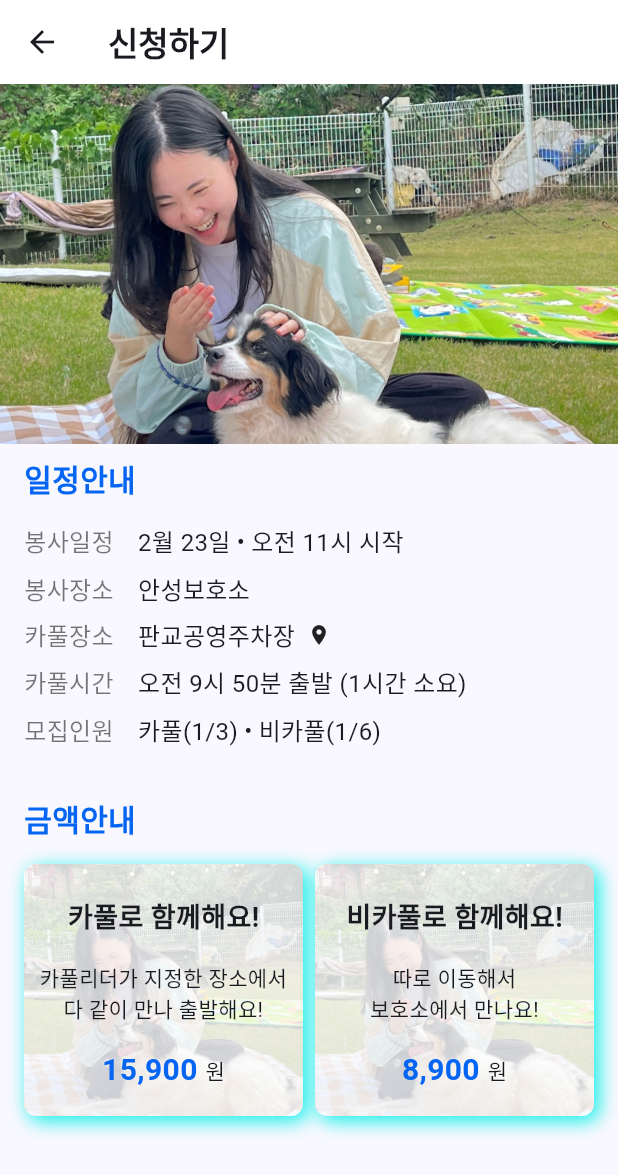
After one commit to land-bony/twothreehours_new_project, a Flutter app: the ReservPageDetail screen opened directly, on a phone screen of 412 x 824 dp. The commit adds this screen. Shown: the top 1175 px of the screen. Run offline on Flutter 3.47's test engine with Material 3 defaults, Android fonts, the phone set to English and light mode, and no system bars; our stand-ins replace google_nav_bar; Roboto replaces fonts that are missing (Pretendard).

Commit message:
twothreehours_ver0.2
수정중

```diff
--- a/lib/home_dir/home_main_page.dart
+++ b/lib/home_dir/home_main_page.dart
@@ -1,4 +1,5 @@
 import 'package:flutter/material.dart';
+import 'package:twothreehours_dev/reserv_dir/reserv_detail_page.dart';
 import 'package:url_launcher/url_launcher.dart';
 
 class HomePage extends StatefulWidget {
@@ -50,6 +51,7 @@ class _HomePageState extends State<HomePage>
               child: Image.asset('assets/images/2-3hours_logo.png'),
             ),
             pinned: true,
+            stretch: true,
             expandedHeight: 328,
             actions: [
               IconButton(
@@ -104,7 +106,7 @@ class _HomePageState extends State<HomePage>
               child: AnimatedContainer(
                 height: _noticeIndex ? 130 : 48,
                 decoration: BoxDecoration(
-                    color: Colors.black26,
+                    color: Colors.black12,
                     borderRadius: BorderRadius.circular(8)),
                 duration: const Duration(milliseconds: 300),
                 curve: Curves.fastOutSlowIn,
@@ -166,7 +168,8 @@ class _HomePageState extends State<HomePage>
                           controller: _exhibitionsPageController,
                           itemCount: 10,
                           itemBuilder: (_, index) => Padding(
-                            padding: const EdgeInsets.only(left: 8.0, right: 8.0),
+                            padding:
+                                const EdgeInsets.only(left: 8.0, right: 8.0),
                             child: ClipRRect(
                               borderRadius: BorderRadius.circular(8),
                               child: Stack(
@@ -207,7 +210,7 @@ class _HomePageState extends State<HomePage>
               crossAxisAlignment: CrossAxisAlignment.start,
               children: [
                 const Padding(
-                  padding: EdgeInsets.only(top: 16.0, left: 16),
+                  padding: EdgeInsets.only(top: 32.0, left: 16),
                   child: Text(
                     '두세시간 카테고리',
                     style: TextStyle(fontSize: 18, fontWeight: FontWeight.bold),
@@ -387,13 +390,23 @@ class _HomePageState extends State<HomePage>
                   padding: const EdgeInsets.only(top: 16),
                   child: Padding(
                     padding: const EdgeInsets.symmetric(horizontal: 16.0),
-                    child: SizedBox(
                     child: ListView.builder(
                       padding: EdgeInsets.zero,
                       shrinkWrap: true,
                       primary: false,
                       itemBuilder: (context, index) {
-                          return Padding(
+                        return GestureDetector(
+                          onTap: () {
+                            Navigator.push(
+                              context,
+                              MaterialPageRoute(
+                                builder: (context) {
+                                  return ReservPageDetail();
+                                },
+                              ),
+                            );
+                          },
+                          child: Padding(
                             padding: const EdgeInsets.only(bottom: 8.0),
                             child: Row(
                               crossAxisAlignment: CrossAxisAlignment.start,
@@ -452,45 +465,10 @@ class _HomePageState extends State<HomePage>
                                 ),
                               ],
                             ),
+                          ),
                         );
                       },
                       itemCount: 5,
-                      ),
-                    ),
-                  ),
-                ),
-              ],
-            ),
-          ),
-          //Photo by 두세시간
-          SliverToBoxAdapter(
-            child: Column(
-              crossAxisAlignment: CrossAxisAlignment.start,
-              children: [
-                const Padding(
-                  padding: EdgeInsets.only(top: 16.0, left: 16),
-                  child: Text(
-                    'Photo by 두세시간',
-                    style: TextStyle(fontSize: 18, fontWeight: FontWeight.bold),
-                  ),
-                ),
-                Padding(
-                  padding: const EdgeInsets.only(top: 16),
-                  child: SizedBox(
-                    height: 300,
-                    child: Stack(
-                      children: [
-                        PageView.builder(
-                          controller: _photoPageController,
-                          itemCount: 10,
-                          itemBuilder: (_, index) => Padding(
-                            padding: const EdgeInsets.all(8.0),
-                            child: Container(
-                              color: Colors.black,
-                            ),
-                          ),
-                        ),
-                      ],
                     ),
                   ),
                 ),
--- a/lib/main.dart
+++ b/lib/main.dart
@@ -17,6 +17,7 @@ class MyApp extends StatelessWidget {
     return MaterialApp(
       title: '2-3HOURS',
       theme: ThemeData(
+        primaryColor: const Color(0xff0465f2),
         colorScheme: ColorScheme.fromSeed(seedColor: const Color(0xff0465f2)),
         fontFamily: 'Pretendard',
         useMaterial3: true,
--- /dev/null
+++ b/lib/reserv_dir/reserv_detail_page.dart
@@ -0,0 +1,328 @@
+import 'package:flutter/cupertino.dart';
+import 'package:flutter/material.dart';
+import 'package:flutter/widgets.dart';
+import 'package:url_launcher/url_launcher.dart';
+
+class ReservPageDetail extends StatelessWidget {
+  const ReservPageDetail({super.key});
+
+  @override
+  Widget build(BuildContext context) {
+    return Scaffold(
+      appBar: AppBar(
+        backgroundColor: Colors.white,
+        title: Text(
+          '신청하기',
+          style: TextStyle(fontWeight: FontWeight.bold),
+        ),
+      ),
+      body: Column(
+        crossAxisAlignment: CrossAxisAlignment.start,
+        children: <Widget>[
+          // 메인 사진
+          SizedBox(
+            width: double.infinity,
+            height: 240,
+            child: Image.asset(
+              'assets/images/test_photo.jpg',
+              fit: BoxFit.cover,
+            ),
+          ),
+          const SizedBox(height: 8),
+          // 일정 안내
+          SizedBox(
+            child: Padding(
+              padding: const EdgeInsets.only(left: 16.0),
+              child: Text(
+                '일정안내',
+                style: TextStyle(
+                    fontSize: 20,
+                    fontWeight: FontWeight.bold,
+                    color: Theme.of(context).primaryColor),
+              ),
+            ),
+          ),
+          const SizedBox(
+            height: 16,
+          ),
+          SizedBox(
+            child: Padding(
+              padding: const EdgeInsets.only(left: 16.0),
+              child: Column(
+                crossAxisAlignment: CrossAxisAlignment.start,
+                children: [
+                  const Row(
+                    children: [
+                      Text(
+                        '봉사일정',
+                        style: TextStyle(fontSize: 16, color: Colors.black54),
+                      ),
+                      SizedBox(width: 16),
+                      Text(
+                        '2월 23일',
+                        style: TextStyle(fontSize: 16),
+                      ),
+                      SizedBox(width: 4),
+                      Text(
+                        '•',
+                        style: TextStyle(fontSize: 16),
+                      ),
+                      SizedBox(width: 4),
+                      Text(
+                        '오전 11시 시작',
+                        style: TextStyle(fontSize: 16),
+                      ),
+                    ],
+                  ),
+                  const SizedBox(height: 8.0),
+                  const Row(
+                    children: [
+                      Text(
+                        '봉사장소',
+                        style: TextStyle(fontSize: 16, color: Colors.black54),
+                      ),
+                      SizedBox(width: 16),
+                      Text(
+                        '안성보호소',
+                        style: TextStyle(fontSize: 16),
+                      ),
+                    ],
+                  ),
+                  const SizedBox(height: 8.0),
+                  Row(
+                    children: [
+                      const Text(
+                        '카풀장소',
+                        style: TextStyle(fontSize: 16, color: Colors.black54),
+                      ),
+                      SizedBox(width: 16),
+                      const Text(
+                        '판교공영주차장',
+                        style: TextStyle(fontSize: 16),
+                      ),
+                      const SizedBox(width: 8),
+                      GestureDetector(
+                        onTap: () async {
+                          final url = Uri.parse('https://naver.me/5aVtsW6K');
+                          if (await canLaunchUrl(url)) {
+                            launchUrl(url);
+                          } else {
+                            ScaffoldMessenger.of(context).showSnackBar(
+                                const SnackBar(content: Text('일시적인 오류입니다.')));
+                          }
+                        },
+                        child: const Icon(
+                          Icons.location_on,
+                          size: 16,
+                        ),
+                      )
+                    ],
+                  ),
+                  SizedBox(height: 8.0),
+                  Row(
+                    children: [
+                      Text(
+                        '카풀시간',
+                        style: TextStyle(fontSize: 16, color: Colors.black54),
+                      ),
+                      SizedBox(width: 16),
+                      Text(
+                        '오전 9시 50분 출발 (1시간 소요)',
+                        style: TextStyle(fontSize: 16),
+                      ),
+                    ],
+                  ),
+                  SizedBox(height: 8.0),
+                  Row(
+                    children: [
+                      Text(
+                        '모집인원',
+                        style: TextStyle(fontSize: 16, color: Colors.black54),
+                      ),
+                      SizedBox(width: 16),
+                      Text(
+                        '카풀(1/3)',
+                        style: TextStyle(fontSize: 16),
+                      ),
+                      SizedBox(width: 4),
+                      Text(
+                        '•',
+                        style: TextStyle(fontSize: 16),
+                      ),
+                      SizedBox(width: 4),
+                      Text(
+                        '비카풀(1/6)',
+                        style: TextStyle(fontSize: 16),
+                      ),
+                    ],
+                  ),
+                ],
+              ),
+            ),
+          ),
+          const SizedBox(height: 32),
+          // 일정 안내
+          SizedBox(
+            child: Padding(
+              padding: const EdgeInsets.only(left: 16.0),
+              child: Text(
+                '금액안내',
+                style: TextStyle(
+                    fontSize: 20,
+                    fontWeight: FontWeight.bold,
+                    color: Theme.of(context).primaryColor),
+              ),
+            ),
+          ),
+          const SizedBox(height: 16),
+          SizedBox(
+            child: Padding(
+              padding: const EdgeInsets.only(left: 16.0, right: 16.0),
+              child: Row(
+                children: [
+                  Expanded(
+                    child: SizedBox(
+                      height: 168,
+                      child: Stack(
+                        fit: StackFit.expand,
+                        children: [
+                          Container(
+                            decoration: BoxDecoration(
+                              color: Colors.white,
+                              borderRadius: BorderRadius.circular(8),
+                              boxShadow: const [
+                                BoxShadow(
+                                  color: Color(0xff0AF0E8),
+                                  offset: Offset(3, 3),
+                                  blurRadius: 10,
+                                ),
+                              ],
+                            ),
+                            child: ClipRRect(
+                              borderRadius: BorderRadius.circular(8),
+                              child: Image.asset(
+                                'assets/images/test_photo.jpg',
+                                fit: BoxFit.cover,
+                                opacity: const AlwaysStoppedAnimation(.2),
+                              ),
+                            ),
+                          ),
+                          Column(
+                            mainAxisAlignment: MainAxisAlignment.end,
+                            children: [
+                              const SizedBox(height: 16),
+                              Text(
+                                '카풀로 함께해요!',
+                                style: TextStyle(
+                                  fontWeight: FontWeight.bold,
+                                  fontSize: 18,
+                                ),
+                              ),
+                              const SizedBox(height: 16),
+                              Text(
+                                '카풀리더가 지정한 장소에서\n다 같이 만나 출발해요!',
+                                textAlign: TextAlign.center,
+                              ),
+                              const SizedBox(height: 16),
+                              Row(
+                                mainAxisAlignment: MainAxisAlignment.center,
+                                children: [
+                                  Text(
+                                    '15,900 ',
+                                    style: TextStyle(
+                                      color: Theme.of(context).primaryColor,
+                                      fontWeight: FontWeight.bold,
+                                      fontSize: 20,
+                                    ),
+                                  ),
+                                  Text(
+                                    '원',
+                                  ),
+                                ],
+                              ),
+                              const SizedBox(height: 16),
+                            ],
+                          ),
+                        ],
+                      ),
+                    ),
+                  ),
+                  SizedBox(
+                    width: 8,
+                  ),
+                  Expanded(
+                    child: SizedBox(
+                      height: 168,
+                      child: Stack(
+                        fit: StackFit.expand,
+                        children: [
+                          Container(
+                            decoration: BoxDecoration(
+                              color: Colors.white,
+                              borderRadius: BorderRadius.circular(8),
+                              boxShadow: const [
+                                BoxShadow(
+                                  color: Color(0xff0AF0E8),
+                                  offset: Offset(3, 3),
+                                  blurRadius: 10,
+                                ),
+                              ],
+                            ),
+                            child: ClipRRect(
+                              borderRadius: BorderRadius.circular(8),
+                              child: Image.asset(
+                                'assets/images/test_photo.jpg',
+                                fit: BoxFit.cover,
+                                opacity: const AlwaysStoppedAnimation(.2),
+                              ),
+                            ),
+                          ),
+                          Column(
+                            mainAxisAlignment: MainAxisAlignment.end,
+                            children: [
+                              const SizedBox(height: 16),
+                              Text(
+                                '비카풀로 함께해요!',
+                                style: TextStyle(
+                                  fontWeight: FontWeight.bold,
+                                  fontSize: 18,
+                                ),
+                              ),
+                              const SizedBox(height: 16),
+                              Text(
+                                '따로 이동해서\n보호소에서 만나요!',
+                                textAlign: TextAlign.center,
+                              ),
+                              const SizedBox(height: 16),
+                              Row(
+                                mainAxisAlignment: MainAxisAlignment.center,
+                                children: [
+                                  Text(
+                                    '8,900 ',
+                                    style: TextStyle(
+                                      color: Theme.of(context).primaryColor,
+                                      fontWeight: FontWeight.bold,
+                                      fontSize: 20,
+                                    ),
+                                  ),
+                                  Text(
+                                    '원',
+                                  ),
+                                ],
+                              ),
+                              const SizedBox(height: 16),
+                            ],
+                          ),
+                        ],
+                      ),
+                    ),
+                  ),
+                ],
+              ),
+            ),
+          ),
+        ],
+      ),
+    );
+  }
+}
```
Also changed, not shown: pubspec.lock, 2 other files. Lines whose indentation alone changed are shown as unchanged.
